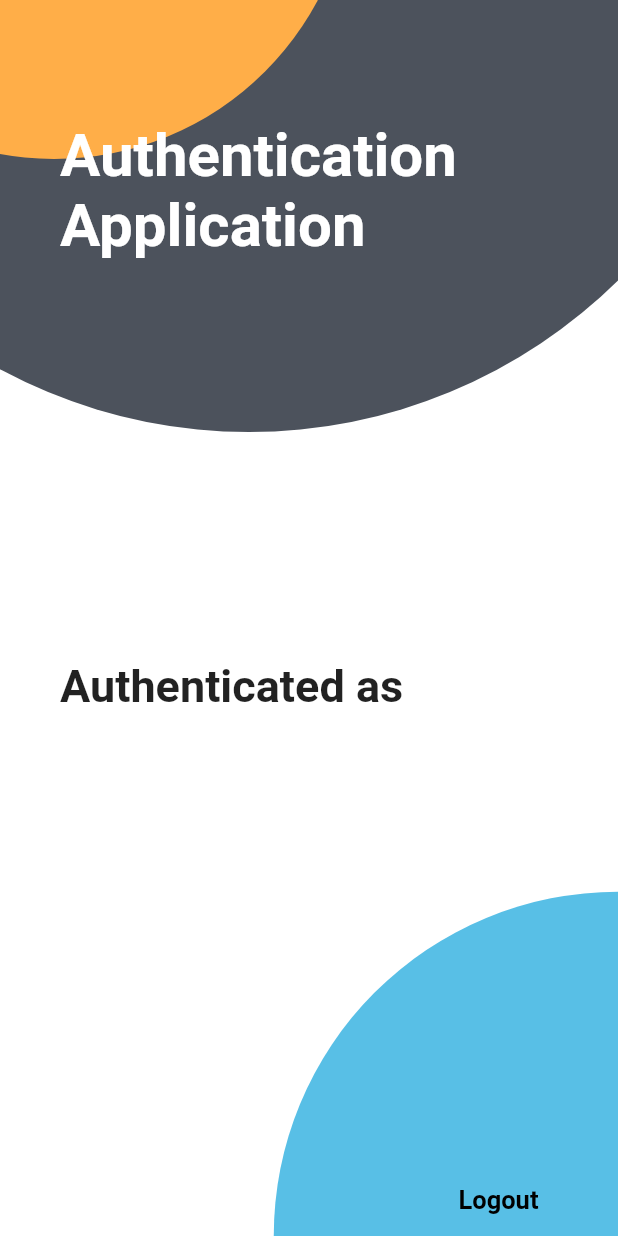
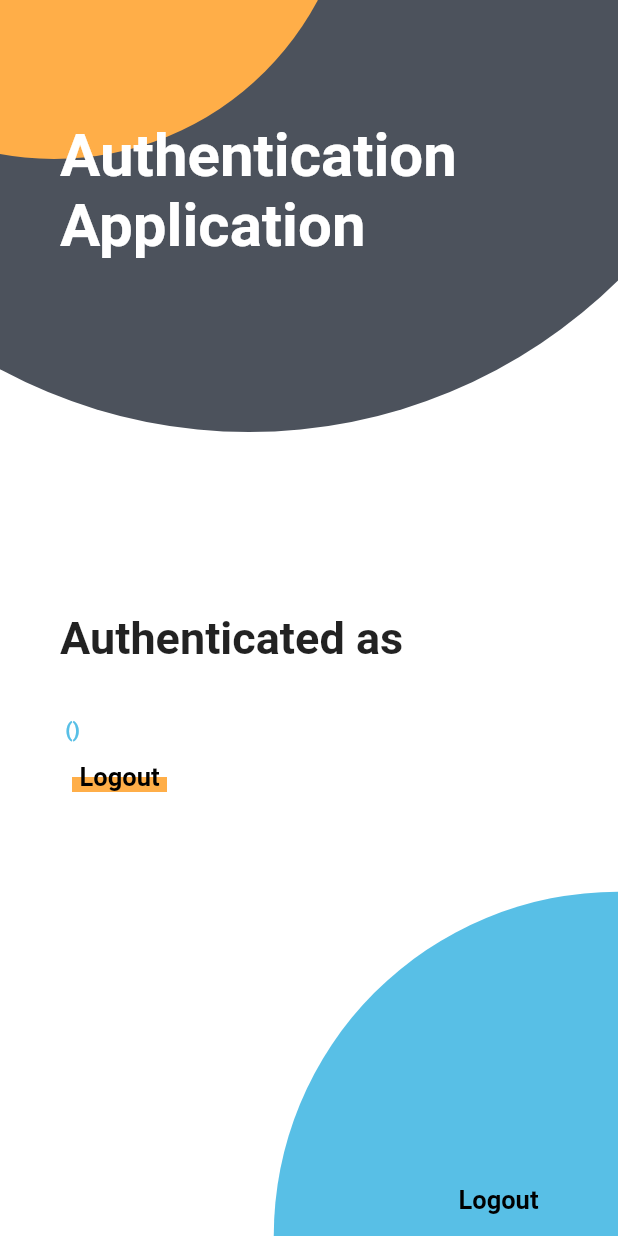
Before and after one commit to DenzelCode/flutter-auth, a Flutter app: the AuthenticatedHome widget shown alone on an empty page, opened directly, on a phone screen of 412 x 824 dp. Run offline on Flutter 3.47's test engine with Material 2 defaults, Android fonts, the light colour scheme and no system bars; our stand-ins replace flutter_secure_storage; accounts and stored records are empty; network calls fail.

Commit message:
fix: design updated on login and register

```diff
--- a/lib/src/screens/authenticated_home.dart
+++ b/lib/src/screens/authenticated_home.dart
@@ -64,6 +64,18 @@ class AuthenticatedHome extends StatelessWidget {
                     color: theme.highlightColor,
                     fontSize: 30,
                   ),
+                ),
+                Text(
+                  ' (${user.email})',
+                  style: TextStyle(
+                    fontWeight: FontWeight.bold,
+                    color: theme.highlightColor,
+                  ),
+                ),
+                UnderlinedButton(
+                  child: Text('Logout'),
+                  color: theme.accentColor,
+                  onPressed: () => provider.logout(),
                 )
               ],
             ),
```
